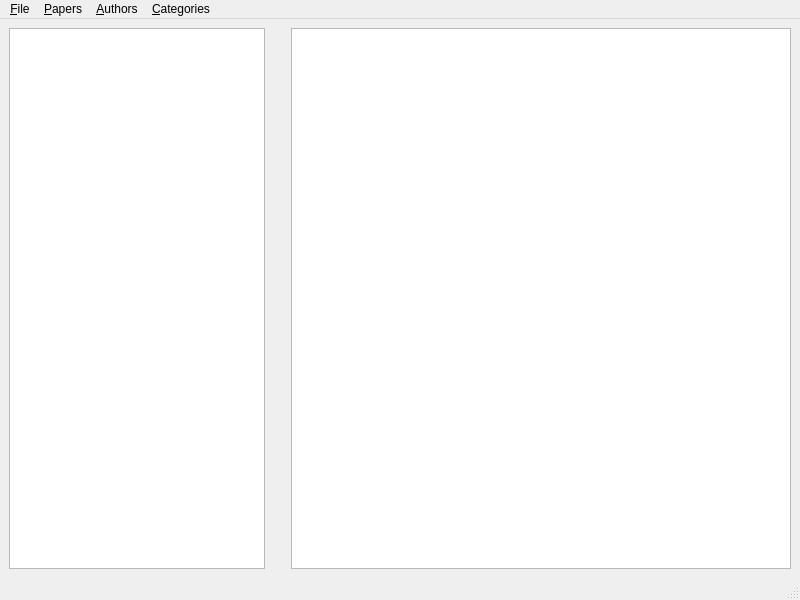
Above: ui_main_window.ui from grapesmoker/pdf-library before the change. Below: the same form after it.
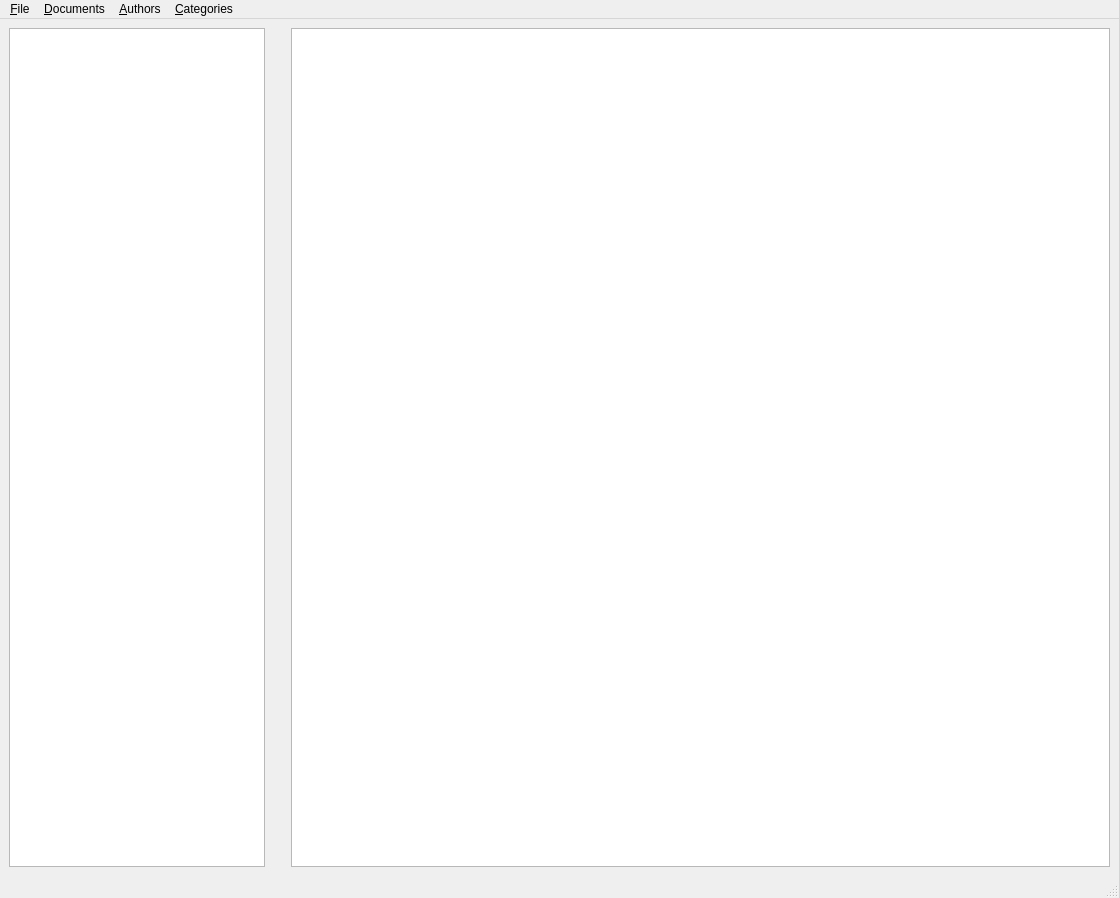
That is the form after the change.

Commit message: added alembic for migrations; can now add and delete documents, authors, categories

```diff
--- a/ui_main_window.ui
+++ b/ui_main_window.ui
@@ -6,8 +6,8 @@
    <rect>
     <x>0</x>
     <y>0</y>
-    <width>800</width>
-    <height>600</height>
+    <width>1119</width>
+    <height>898</height>
    </rect>
   </property>
   <property name="windowTitle">
@@ -77,7 +77,7 @@
     <rect>
      <x>0</x>
      <y>0</y>
-     <width>800</width>
+     <width>1119</width>
      <height>20</height>
     </rect>
    </property>
@@ -101,7 +101,7 @@
    </widget>
    <widget class="QMenu" name="menuPapers">
     <property name="title">
-     <string>&amp;Papers</string>
+     <string>&amp;Documents</string>
     </property>
     <addaction name="actionAdd_paper"/>
     <addaction name="actionEdit_paper"/>
```
Left out of the diff: 18 changed lines with no effect on the pictures. The commit also changes 10 other files.
